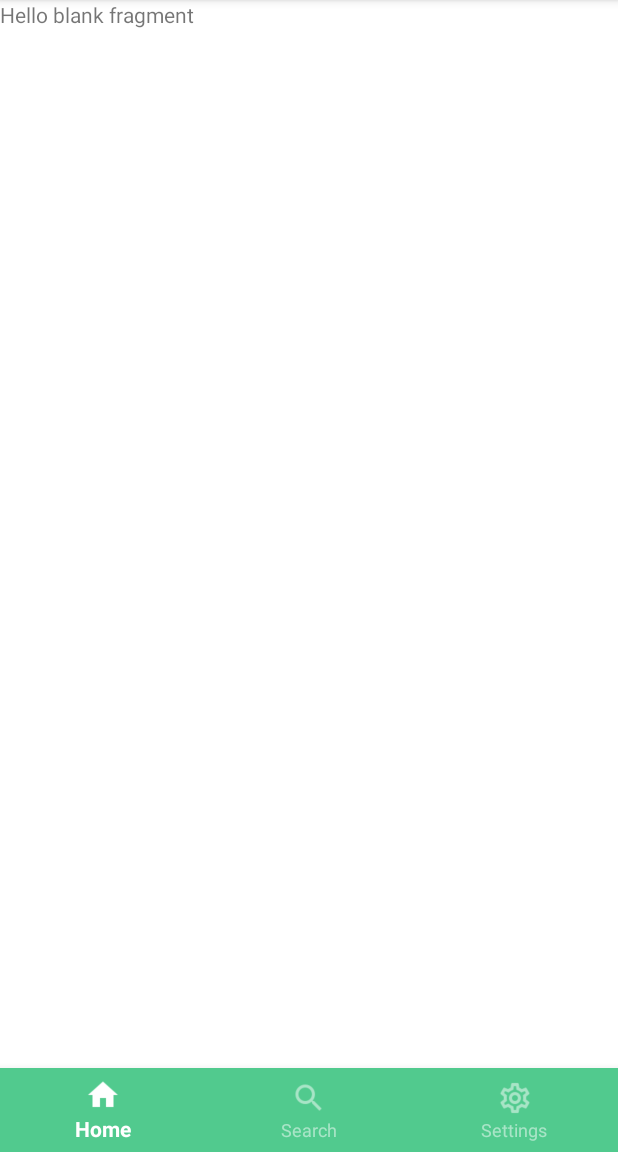
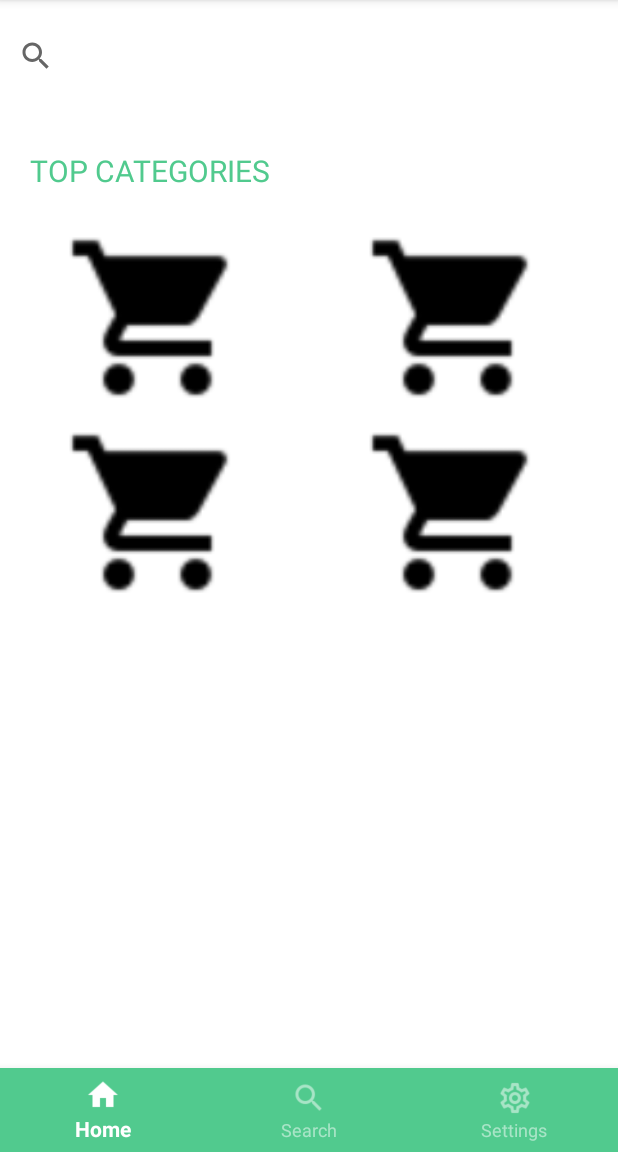
Before and after one commit to afshanaffu26/Flavours_Android, an Android app: the fragment SearchFragment placed in its activity, on a phone screen of 412 x 824 dp, the part 84-1236 px from its top. Run offline under Robolectric (Android 15) with nearby library versions, the phone set to English and light mode, and no system bars.

Commit message:
In progress Search

```diff
--- a/app/src/main/AndroidManifest.xml
+++ b/app/src/main/AndroidManifest.xml
@@ -9,7 +9,7 @@
         android:roundIcon="@mipmap/ic_launcher_round"
         android:supportsRtl="true"
         android:theme="@style/AppTheme">
-        <activity android:name=".ContactActivity"></activity>
+        <activity android:name=".ContactActivity" />
         <activity android:name=".HelpActivity" />
         <activity android:name=".TermsActivity" />
         <activity android:name=".Welcome2Activity" />
--- a/app/src/main/res/layout/fragment_search.xml
+++ b/app/src/main/res/layout/fragment_search.xml
@@ -1,14 +1,57 @@
 <?xml version="1.0" encoding="utf-8"?>
 <FrameLayout xmlns:android="http://schemas.android.com/apk/res/android"
+    xmlns:app="http://schemas.android.com/apk/res-auto"
     xmlns:tools="http://schemas.android.com/tools"
     android:layout_width="match_parent"
     android:layout_height="match_parent"
     tools:context=".SearchFragment">
 
-    <!-- TODO: Update blank fragment layout -->
+    <SearchView
+        android:layout_width="match_parent"
+        android:layout_height="74dp" >
+
+    </SearchView>
+
     <TextView
-        android:layout_width="match_parent"
-        android:layout_height="match_parent"
-        android:text="@string/hello_blank_fragment" />
+        android:id="@+id/textView10"
+        android:layout_width="wrap_content"
+        android:layout_height="wrap_content"
+        android:layout_marginTop="100dp"
+        android:layout_marginLeft="20dp"
+        android:textSize="20dp"
+        android:textColor="@color/myMainColor"
+        android:text="TOP CATEGORIES" />
+
+    <ImageView
+        android:id="@+id/imageView5"
+        android:layout_width="170dp"
+        android:layout_height="123dp"
+        android:layout_marginTop="150dp"
+        android:layout_marginLeft="20dp"
+        android:src="@drawable/cart" />
+    <ImageView
+        android:id="@+id/imageView6"
+        android:layout_width="170dp"
+        android:layout_height="123dp"
+        android:layout_marginTop="150dp"
+        android:layout_marginLeft="220dp"
+        android:src="@drawable/cart" />
+
+    <ImageView
+        android:id="@+id/imageView7"
+        android:layout_width="170dp"
+        android:layout_height="123dp"
+        android:layout_marginTop="280dp"
+        android:layout_marginLeft="20dp"
+        android:src="@drawable/cart" />
+    <ImageView
+        android:id="@+id/imageView8"
+        android:layout_width="170dp"
+        android:layout_height="123dp"
+        android:layout_marginTop="280dp"
+        android:layout_marginLeft="220dp"
+        android:src="@drawable/cart" />
+
+
 
 </FrameLayout>
```
